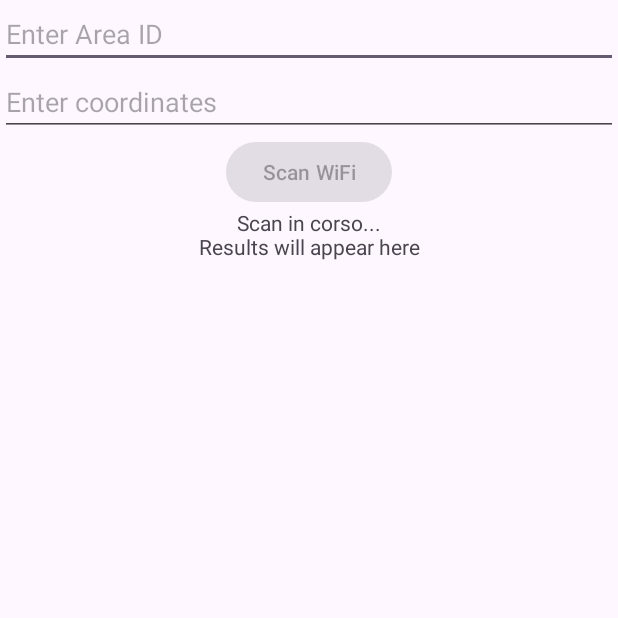
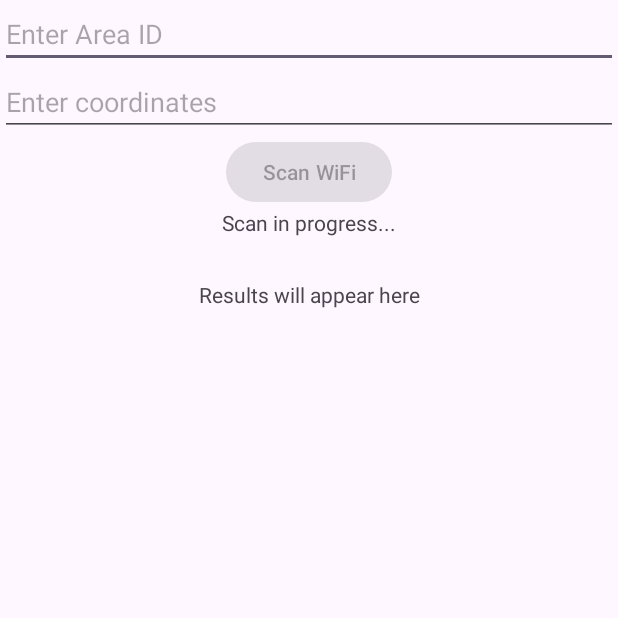
Before and after one commit to caterinabruchi9/MSSS-Project, an Android app: the screen it shows after launch (MainActivity), after a tap on "Scan WiFi", on a phone screen of 412 x 824 dp, the top half of it. Run offline under Robolectric (Android 15) with nearby library versions, the phone set to English and light mode, and no system bars.

Commit message:
function description

```diff
--- a/Fingerprinting Application/app/src/main/java/it/unipi/dii/fingerprintingapplication/MainActivity.kt
+++ b/Fingerprinting Application/app/src/main/java/it/unipi/dii/fingerprintingapplication/MainActivity.kt
@@ -11,11 +11,15 @@ import androidx.core.app.ActivityCompat
 import androidx.core.content.ContextCompat
 import androidx.lifecycle.Observer
 import it.unipi.dii.fingerprintingapplication.R
+
+// Main activity class for handling the UI and initiating Wi-Fi scans.
 class MainActivity : AppCompatActivity() {
     companion object {
+        // Request code for location permission request.
         const val LOCATION_PERMISSION_REQUEST_CODE = 100
     }
 
+    // Late-initialized properties for UI components.
     private lateinit var wifiScanner: WifiScanner
     private lateinit var textViewResults: TextView
     private lateinit var editTextIdArea: EditText
@@ -23,10 +27,13 @@ class MainActivity : AppCompatActivity() {
     private lateinit var buttonScan: Button
     private lateinit var textViewStatus: TextView
 
+    // Called when the activity is starting.
     override fun onCreate(savedInstanceState: Bundle?) {
         super.onCreate(savedInstanceState)
+        // Set the user interface layout for this Activity.
         setContentView(R.layout.activity_main)
 
+        // Initialize the Wi-Fi scanner and UI components.
         wifiScanner = WifiScanner(this)
         textViewResults = findViewById(R.id.textViewResults)
         textViewStatus = findViewById(R.id.textViewStatus)
@@ -34,21 +41,25 @@ class MainActivity : AppCompatActivity() {
         editTextCoordinates = findViewById(R.id.editTextCoordinates)
         buttonScan = findViewById(R.id.buttonScan)
 
+        // Observes changes in the Wi-Fi scan results and updates the UI accordingly.
         wifiScanner.wifiScanResults.observe(this, Observer { results ->
             val resultText = results.joinToString("\n") { "${it.SSID}, ${it.level}dBm, ${it.frequency}MHz" }
             textViewResults.text = resultText
-            textViewStatus.text = "Scan completato"
+            textViewStatus.text = "Scan completed"
             buttonScan.isEnabled = true
         })
 
+        // Sets up the button click listener to start Wi-Fi scanning.
         buttonScan.setOnClickListener {
             if (checkLocationPermission()) {
-                textViewStatus.text = "Scan in corso..."
+                textViewStatus.text = "Scan in progress..."
                 buttonScan.isEnabled = false
-               // wifiScanner.startScan()
+                // Triggers the Wi-Fi to toggle and start scanning.
                 wifiScanner.toggleWifi()
                 wifiScanner.startScanDelayed()
+                // wifiScanner.startScan()
             } else {
+                // Requests the necessary permissions if not already granted.
                 ActivityCompat.requestPermissions(
                     this,
                     arrayOf(Manifest.permission.ACCESS_FINE_LOCATION),
@@ -58,25 +69,28 @@ class MainActivity : AppCompatActivity() {
         }
     }
 
+    // Checks if the location permission has been granted.
     private fun checkLocationPermission(): Boolean {
         return ContextCompat.checkSelfPermission(this, Manifest.permission.ACCESS_FINE_LOCATION) == PackageManager.PERMISSION_GRANTED
     }
 
+    // Callback for the result from requesting permissions. Handles the user's response.
     override fun onRequestPermissionsResult(requestCode: Int, permissions: Array<out String>, grantResults: IntArray) {
         super.onRequestPermissionsResult(requestCode, permissions, grantResults)
         if (requestCode == LOCATION_PERMISSION_REQUEST_CODE) {
             if (grantResults.isNotEmpty() && grantResults[0] == PackageManager.PERMISSION_GRANTED) {
-                textViewStatus.text = "Scan in corso..."
+                textViewStatus.text = "Scan in progress..."
                 buttonScan.isEnabled = false
-                // Permission was granted, resume the scan.
+                // Starts the scan if permission was granted.
                 wifiScanner.startScan()
             } else {
-                // Permission denied, disable the functionality that depends on this permission.
+                // Disables scanning functionality if permission was denied.
                 textViewResults.text = "Permission denied. Cannot perform WiFi scan."
             }
         }
     }
 
+    // Called when the activity is being destroyed to prevent memory leaks.
     override fun onDestroy() {
         super.onDestroy()
         wifiScanner.unregisterReceiver() // Unregister receiver to avoid memory leaks
--- a/Fingerprinting Application/app/src/main/java/it/unipi/dii/fingerprintingapplication/WifiScanner.kt
+++ b/Fingerprinting Application/app/src/main/java/it/unipi/dii/fingerprintingapplication/WifiScanner.kt
@@ -14,15 +14,18 @@ import androidx.core.content.ContextCompat
 import android.os.Handler
 import android.os.Looper
 
+// Class to manage WiFi scanning
 class WifiScanner(private val context: Context) {
     private var wifiManager: WifiManager = context.applicationContext.getSystemService(Context.WIFI_SERVICE) as WifiManager
     private val _wifiScanResults = MutableLiveData<List<ScanResult>>()
     val wifiScanResults: LiveData<List<ScanResult>> = _wifiScanResults
 
+    // BroadcastReceiver to handle results of WiFi scans
     private val wifiScanReceiver = object : BroadcastReceiver() {
         override fun onReceive(c: Context, intent: Intent) {
             if (WifiManager.SCAN_RESULTS_AVAILABLE_ACTION == intent.action) {
-                _wifiScanResults.value = wifiManager.scanResults
+                // Post the scan results to LiveData to be observed
+                _wifiScanResults.postValue(wifiManager.scanResults)
             }
         }
     }
@@ -33,6 +36,7 @@ class WifiScanner(private val context: Context) {
         context.registerReceiver(wifiScanReceiver, intentFilter)
     }
 
+    // Function to start a WiFi scan
     fun startScan(): Boolean {
         if (checkLocationPermission()) {
             wifiManager.startScan()
@@ -41,27 +45,30 @@ class WifiScanner(private val context: Context) {
             return false
         }
     }
+
+    // Function to disable and then re-enable WiFi to force a fresh scan
     fun toggleWifi() {
-        // Disattiva il Wi-Fi
         wifiManager.isWifiEnabled = false
         Handler(Looper.getMainLooper()).postDelayed({
-            // Riattiva il Wi-Fi
             wifiManager.isWifiEnabled = true
-        }, 1000) // Attendi un secondo prima di riattivare il Wi-Fi
+        }, 1000)  // Wait 1 second before re-enabling WiFi
     }
 
+    // Function to initiate a WiFi scan after a delay following WiFi re-enable
     fun startScanDelayed() {
         Handler(Looper.getMainLooper()).postDelayed({
-            // Avvia la scansione dopo che il Wi-Fi è stato riabilitato
             if (checkLocationPermission()) {
                 wifiManager.startScan()
             }
-        }, 1000) // Attendi un secondo dopo che il Wi-Fi è stato riattivato
+        }, 1000)  // Wait 1 second after WiFi has been re-enabled
     }
+
+    // Utility function to check if location permissions are granted
     private fun checkLocationPermission(): Boolean {
         return ContextCompat.checkSelfPermission(context, Manifest.permission.ACCESS_FINE_LOCATION) == PackageManager.PERMISSION_GRANTED
     }
 
+    // Function to unregister the BroadcastReceiver when no longer needed to avoid memory leaks
     fun unregisterReceiver() {
         context.unregisterReceiver(wifiScanReceiver)
     }
--- a/Fingerprinting Application/app/src/main/res/layout/activity_main.xml
+++ b/Fingerprinting Application/app/src/main/res/layout/activity_main.xml
@@ -53,8 +53,8 @@
 
     <TextView
         android:id="@+id/textViewResults"
-        android:layout_width="0dp"
-        android:layout_height="0dp"
+        android:layout_width="wrap_content"
+        android:layout_height="wrap_content"
         android:text="Results will appear here"
         app:layout_constraintTop_toBottomOf="@id/buttonScan"
         app:layout_constraintBottom_toBottomOf="parent"
@@ -64,4 +64,5 @@
         android:padding="16dp"
         android:textAlignment="center" />
 
+
 </androidx.constraintlayout.widget.ConstraintLayout>
--- a/Fingerprinting Application/app/src/main/res/values/colors.xml
+++ b/Fingerprinting Application/app/src/main/res/values/colors.xml
@@ -2,4 +2,7 @@
 <resources>
     <color name="black">#FF000000</color>
     <color name="white">#FFFFFFFF</color>
+    <color name="colorPrimary">#6200EE</color>
+    <color name="colorPrimaryDark">#3700B3</color>
+    <color name="colorAccent">#03DAC5</color>
 </resources>
```
